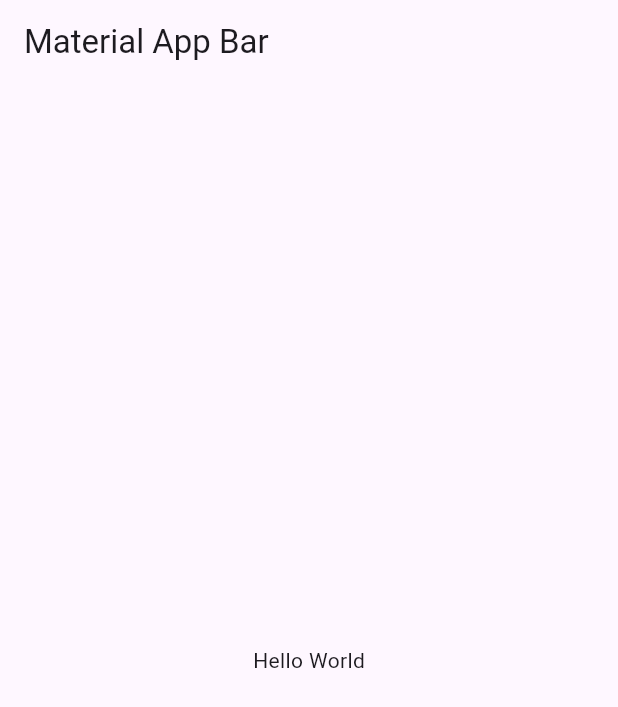
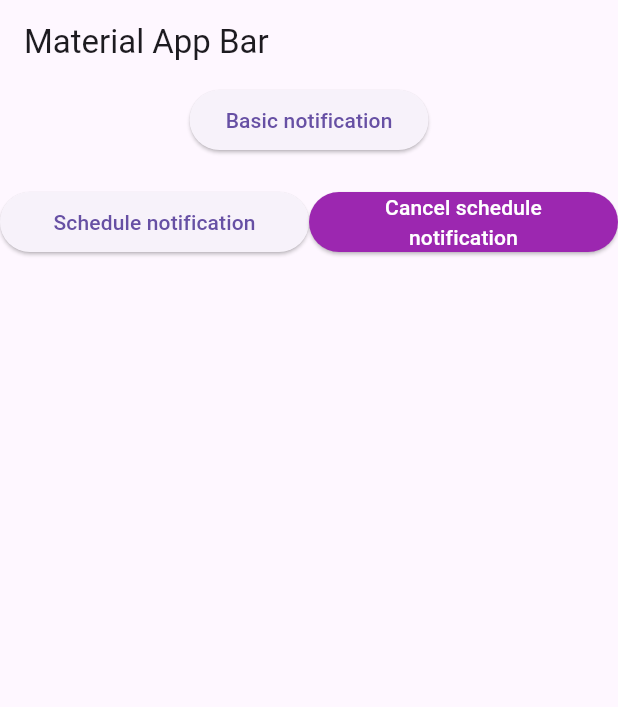
Before and after one commit to wirwin-dev/flutter-notifications, a Flutter app: the screen it shows after launch, on a phone screen of 412 x 824 dp. Shown: the top 707 px of the screen. Run offline on Flutter 3.47's test engine with Material 3 defaults, Android fonts, the phone set to English and light mode, and no system bars; our stand-ins replace awesome_notifications.

Commit message:
Add assets

```diff
--- a/lib/main.dart
+++ b/lib/main.dart
@@ -1,6 +1,13 @@
 import 'package:flutter/material.dart';
+import 'package:flutter_notifications/src/home_screen.dart';
 
-void main() => runApp(const MyApp());
+import 'src/controllers/notification_controller.dart';
+
+void main() async {
+  WidgetsFlutterBinding.ensureInitialized();
+  await NotificationController.initializeNotifications(debug: true);
+  runApp(const MyApp());
+}
 
 class MyApp extends StatelessWidget {
   const MyApp({super.key});
@@ -13,9 +20,7 @@ class MyApp extends StatelessWidget {
         appBar: AppBar(
           title: const Text('Material App Bar'),
         ),
-        body: const Center(
-          child: Text('Hello World'),
-        ),
+        body: const HomeScreen(),
       ),
     );
   }
--- /dev/null
+++ b/lib/src/controllers/local_notification.dart
@@ -0,0 +1,39 @@
+import 'package:awesome_notifications/awesome_notifications.dart';
+
+class LocalNotification {
+  static void triggerDefaultNotification() {
+    AwesomeNotifications().createNotification(
+      content: NotificationContent(
+        id: 0,
+        channelKey: 'default_notification',
+        title: 'Default notification',
+        body: 'This is default notification',
+        bigPicture:
+            'https://i0.wp.com/codigoespagueti.com/wp-content/uploads/2023/05/Jujutsu-Kaisen-estrena-nuevas-ilustraciones-oficiales-de-su-temporada-2.jpg',
+        notificationLayout: NotificationLayout.BigPicture,
+      ),
+    );
+  }
+
+  static Future<void> scheduleNotification() async {
+    await AwesomeNotifications().createNotification(
+      content: NotificationContent(
+        id: 1,
+        channelKey: 'schedule_notification',
+        title: 'Schedule notification',
+        body: 'This is schedule notification',
+        bigPicture:
+            'https://i0.wp.com/codigoespagueti.com/wp-content/uploads/2023/05/Jujutsu-Kaisen-estrena-nuevas-ilustraciones-oficiales-de-su-temporada-2.jpg',
+        notificationLayout: NotificationLayout.BigPicture,
+      ),
+      schedule: NotificationCalendar(
+        second: 0,
+        repeats: true,
+      ),
+    );
+  }
+
+  static Future<void> cancelScheduleNotification(int id) async {
+    await AwesomeNotifications().cancelSchedule(id);
+  }
+}
--- /dev/null
+++ b/lib/src/home_screen.dart
@@ -0,0 +1,66 @@
+import 'package:awesome_notifications/awesome_notifications.dart';
+import 'package:flutter/material.dart';
+
+import 'controllers/local_notification.dart';
+
+class HomeScreen extends StatefulWidget {
+  const HomeScreen({super.key});
+
+  @override
+  State<HomeScreen> createState() => _HomeScreenState();
+}
+
+class _HomeScreenState extends State<HomeScreen> {
+  @override
+  void initState() {
+    AwesomeNotifications().isNotificationAllowed().then((isAllowed) {
+      if (!isAllowed) {
+        AwesomeNotifications().requestPermissionToSendNotifications();
+      }
+    });
+    super.initState();
+  }
+
+  @override
+  Widget build(BuildContext context) {
+    return Scaffold(
+      body: Column(
+        children: [
+          const ElevatedButton(
+            onPressed: LocalNotification.triggerDefaultNotification,
+            child: Text(
+              'Basic notification',
+            ),
+          ),
+          const SizedBox(height: 20),
+          Row(
+            children: [
+              const Expanded(
+                child: ElevatedButton(
+                  onPressed: LocalNotification.scheduleNotification,
+                  child: Text(
+                    'Schedule notification',
+                  ),
+                ),
+              ),
+              Expanded(
+                child: ElevatedButton(
+                  onPressed: () =>
+                      LocalNotification.cancelScheduleNotification(1),
+                  style: ElevatedButton.styleFrom(
+                    backgroundColor: Colors.purple,
+                    foregroundColor: Colors.white,
+                  ),
+                  child: const Text(
+                    'Cancel schedule notification',
+                    textAlign: TextAlign.center,
+                  ),
+                ),
+              ),
+            ],
+          ),
+        ],
+      ),
+    );
+  }
+}
```
Also changed, not shown: lib/src/controllers/notification_controller.dart (added, +52 -0 lines), 10 other files.
